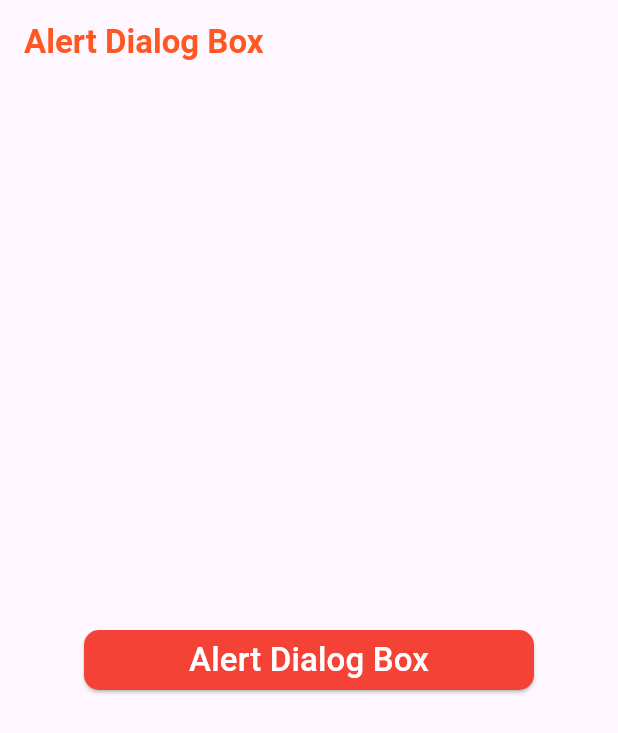
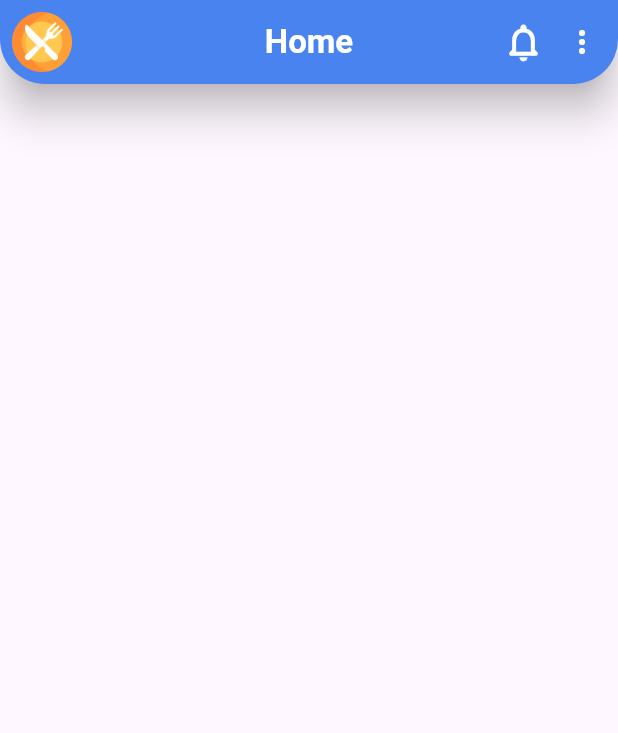
Before and after one commit to rahulkumardev24/flutter_all_widgets, a Flutter app: the screen it shows after launch, on a phone screen of 412 x 824 dp. Shown: the top 733 px of the screen. Run offline on Flutter 3.47's test engine with Material 3 defaults, Android fonts, the phone set to English and light mode, and no system bars; our stand-ins replace carousel_slider, curved_navigation_bar.

Commit message:
Custom App Bar || DONE

```diff
--- /dev/null
+++ b/lib/App Bar/custom_appbar.dart
@@ -0,0 +1,87 @@
+import 'package:flutter/material.dart';
+
+class CustomAppbar extends StatefulWidget {
+  const CustomAppbar({super.key});
+
+  @override
+  State<CustomAppbar> createState() => _CustomAppbarState();
+}
+
+class _CustomAppbarState extends State<CustomAppbar> {
+  @override
+  Widget build(BuildContext context) {
+    return Scaffold(
+      appBar: AppBar(
+        title: const Text(
+          "Home",
+          style: TextStyle(
+              fontWeight: FontWeight.bold, fontSize: 22, color: Colors.white),
+        ),
+        centerTitle: true,
+        leading: Padding(
+          padding: const EdgeInsets.all(8.0),
+          child: Image.asset(
+            "assets/images/restaurant.png",
+            height: 20,
+            width: 20,
+          ),
+        ),
+        actions: [
+          const Icon(
+            Icons.notifications_none_rounded,
+            size: 30,
+            color: Colors.white,
+          ),
+          PopupMenuButton(
+            color: Colors.white,
+            elevation: 11,
+            iconColor: Colors.white,
+            shape:
+                RoundedRectangleBorder(borderRadius: BorderRadius.circular(11)),
+            position: PopupMenuPosition.under,
+            shadowColor: Colors.blueAccent,
+            itemBuilder: (context) {
+              return [
+                const PopupMenuItem(
+                    child: Row(
+                  children: [
+                    Icon(
+                      Icons.settings,
+                      color: Colors.blueAccent,
+                    ),
+                    SizedBox(
+                      width: 10,
+                    ),
+                    Text("Setting")
+                  ],
+                )),
+                const PopupMenuItem(
+                    child: Row(
+                  children: [
+                    Icon(
+                      Icons.logout,
+                      color: Colors.blueAccent,
+                    ),
+                    SizedBox(
+                      width: 10,
+                    ),
+                    Text("Logout")
+                  ],
+                )),
+              ];
+            },
+          )
+        ],
+        backgroundColor: Colors.blueAccent,
+        shape: const RoundedRectangleBorder(
+            borderRadius: BorderRadius.vertical(bottom: Radius.circular(30))),
+        shadowColor: Colors.black,
+        elevation: 11,
+      ),
+    );
+  }
+}
+
+/// IN THIS VIDEO WE CREATE CUSTOM APPBAR
+/// CUSTOM APPBAR => DONE
+///
--- a/lib/main.dart
+++ b/lib/main.dart
@@ -1,4 +1,5 @@
 import 'package:flutter/material.dart';
+import 'package:flutter_all_concept/App%20Bar/custom_appbar.dart';
 import 'package:flutter_all_concept/Image_auto_slider/image_auto_slider.dart';
 import 'package:flutter_all_concept/Table/data_table_flutter.dart';
 import 'package:flutter_all_concept/botto_sheet/model_bottom_sheet/my_model_bottom_sheet.dart';
@@ -28,6 +29,6 @@
           colorScheme: ColorScheme.fromSeed(seedColor: Colors.deepPurple),
           useMaterial3: true,
         ),
-        home:  const AlertDialogBox());
+        home:  const CustomAppbar());
   }
 }
```
